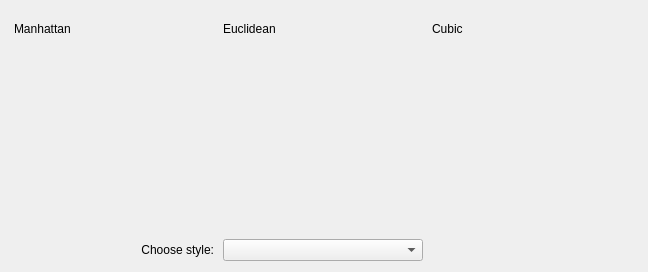
The window that src/Interface/Application/ConnectionStyleWizardPage.ui (SCIInstitute/SCIRun) describes before a commit, drawn with Qt 5.
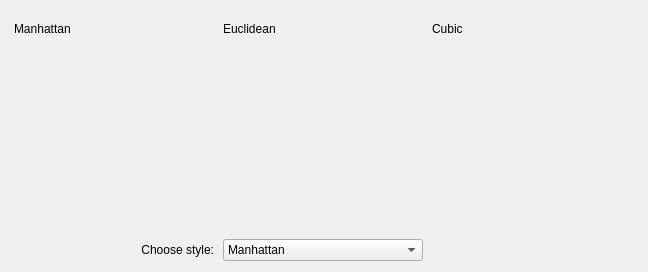
The same window after the commit.

Commit message: Fix bug with connection wizard page

Diff of the .ui file:
```diff
--- a/src/Interface/Application/ConnectionStyleWizardPage.ui
+++ b/src/Interface/Application/ConnectionStyleWizardPage.ui
@@ -101,7 +101,7 @@
    <item row="2" column="1">
     <widget class="QComboBox" name="connectionComboBox_">
      <property name="currentIndex">
-      <number>-1</number>
+      <number>0</number>
      </property>
      <item>
       <property name="text">
```
The commit also changes 1 other file.
